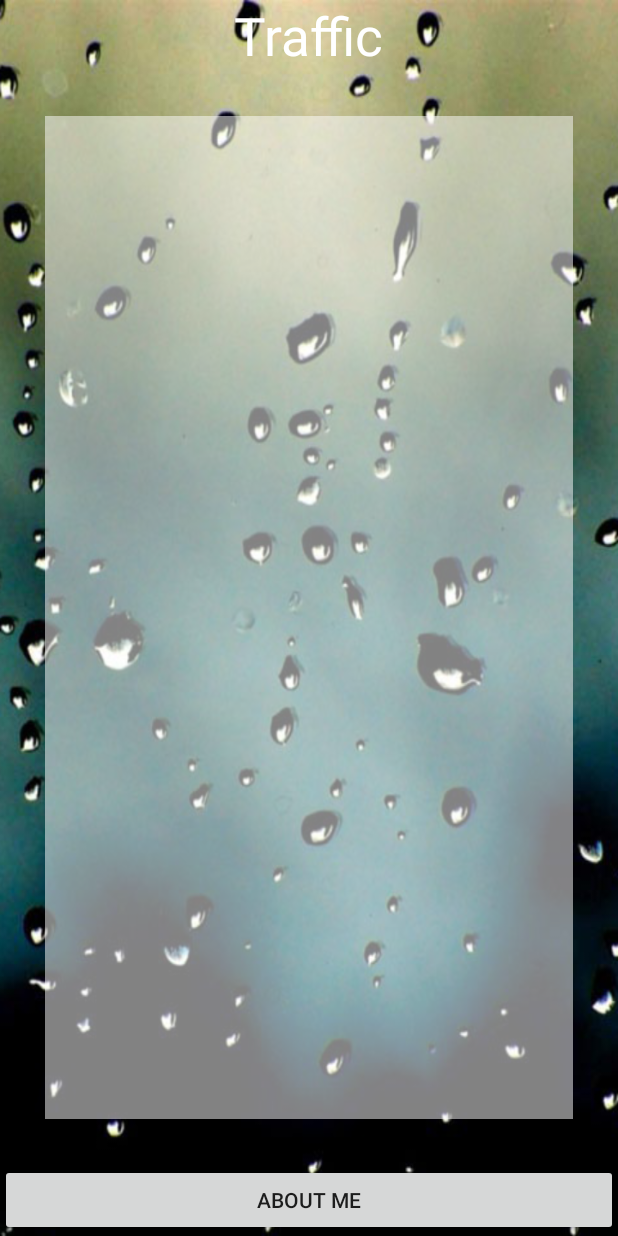
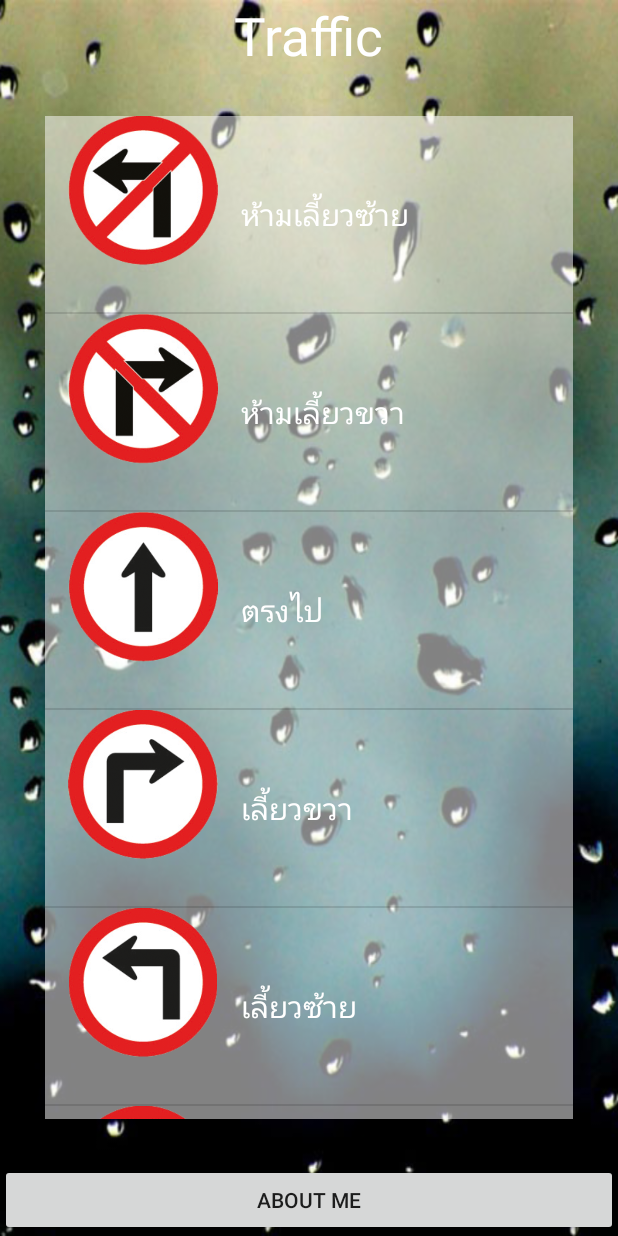
Before and after one commit to pakornkung/BU-Traffic, an Android app: the screen it shows after launch (MainActivity), on a phone screen of 412 x 824 dp. Run offline under Robolectric (Android 15) with nearby library versions, the phone set to English and light mode, and no system bars.

Commit message:
ListView Finish

```diff
--- a/app/src/main/AndroidManifest.xml
+++ b/app/src/main/AndroidManifest.xml
@@ -15,6 +15,7 @@
                 <category android:name="android.intent.category.LAUNCHER" />
             </intent-filter>
         </activity>
+        <activity android:name=".DetailActivity"></activity>
     </application>
 
 </manifest>
--- a/app/src/main/java/com/example/student/butraffic/MainActivity.java
+++ b/app/src/main/java/com/example/student/butraffic/MainActivity.java
@@ -16,10 +16,6 @@
     private Button aboutmeButton;
 
 
-
-
-
-
     @Override
     protected void onCreate(Bundle savedInstanceState) {
         super.onCreate(savedInstanceState);
@@ -32,8 +28,52 @@
         //Button Controller
         buttonController();
 
+        //Create Listview
+        creatListview();
 
     }//Main Method
+
+    private void creatListview() {
+
+        //Setup Array
+        String[] strTitle = new String[20];
+        strTitle[0] = "ห้ามเลี้ยวซ้าย";
+        strTitle[1] = "ห้ามเลี้ยวขวา";
+        strTitle[2] = "ตรงไป";
+        strTitle[3] = "เลี้ยวขวา";
+        strTitle[4] = "เลี้ยวซ้าย";
+        strTitle[5] = "ทางออก";
+        strTitle[6] = "ทางเข้า";
+        strTitle[7] = "ทางออก";
+        strTitle[8] = "หยุด";
+        strTitle[9] = "จำกัดความสูง";
+        strTitle[10] = "ทางแยก";
+        strTitle[11] = "ห้ามกลับรถ";
+        strTitle[12] = "ห้ามจอด";
+        strTitle[13] = "รถสวน";
+        strTitle[14] = "ห้ามแซง";
+        strTitle[15] = "ทางเข้า";
+        strTitle[16] = "หยุดตรวจ";
+        strTitle[17] = "จำกัดความเร็ว";
+        strTitle[18] = "จำกัดความกว้าง";
+        strTitle[19] = "จำกัดความสูง";
+
+        int[] intIcon = {R.drawable.traffic_01, R.drawable.traffic_02,
+                R.drawable.traffic_03,R.drawable.traffic_04,
+                R.drawable.traffic_05,R.drawable.traffic_06,
+                R.drawable.traffic_07,R.drawable.traffic_08,
+                R.drawable.traffic_09,R.drawable.traffic_10,
+                R.drawable.traffic_11,R.drawable.traffic_12,
+                R.drawable.traffic_13,R.drawable.traffic_14,
+                R.drawable.traffic_15,R.drawable.traffic_16,
+                R.drawable.traffic_17,R.drawable.traffic_18,
+                R.drawable.traffic_19,R.drawable.traffic_20};
+
+        MyAdapter objMyAdapter = new MyAdapter(MainActivity.this, strTitle, intIcon);
+        trafficListView.setAdapter(objMyAdapter);
+
+    } //create ListView
+
 
     private void buttonController() {
         aboutmeButton.setOnClickListener(new View.OnClickListener() {
--- a/app/src/main/java/com/example/student/butraffic/MyAdapter.java
+++ b/app/src/main/java/com/example/student/butraffic/MyAdapter.java
@@ -1,9 +1,12 @@
 package com.example.student.butraffic;
 
 import android.content.Context;
+import android.view.LayoutInflater;
 import android.view.View;
 import android.view.ViewGroup;
 import android.widget.BaseAdapter;
+import android.widget.ImageView;
+import android.widget.TextView;
 
 /**
  * Created by student on 14/11/2558.
@@ -23,7 +26,9 @@
 
     @Override
     public int getCount() {
-        return 0;
+
+            return titleStrings.length;
+
     }
 
     @Override
@@ -38,6 +43,19 @@
 
     @Override
     public View getView(int position, View convertView, ViewGroup parent) {
-        return null;
+        LayoutInflater objLayoutInflater = (LayoutInflater) objContext.getSystemService(Context.LAYOUT_INFLATER_SERVICE);
+        View objView = objLayoutInflater.inflate(R.layout.my_listview, parent,false);
+
+        //Setup Title
+        TextView titleTextView = (TextView) objView.findViewById(R.id.textView2);
+        titleTextView.setText(titleStrings[position]);
+
+        //Setup Icon
+        ImageView iconImageView = (ImageView) objView.findViewById(R.id.imageView);
+        iconImageView.setImageResource(iconInts[position]);
+
+        return objView;
+
+
     }
 }//Main Class
--- a/app/src/main/res/layout/my_listview.xml
+++ b/app/src/main/res/layout/my_listview.xml
@@ -15,8 +15,8 @@
         android:layout_height="wrap_content"
         android:text="New Text"
         android:id="@+id/textView2"
-        android:textSize="@dimen/h1"
-        android:layout_gravity="center_horizontal"
-        android:textColor="@color/text" />
+        android:textColor="@color/text"
+        android:layout_gravity="center_vertical"
+        android:textSize="@dimen/h2" />
 
 </LinearLayout>
```
Also changed, not shown: app/src/main/java/com/example/student/butraffic/DetailActivity.java (added, +13 -0 lines), app/src/main/res/layout/activity_detail.xml (added, +20 -0 lines).
